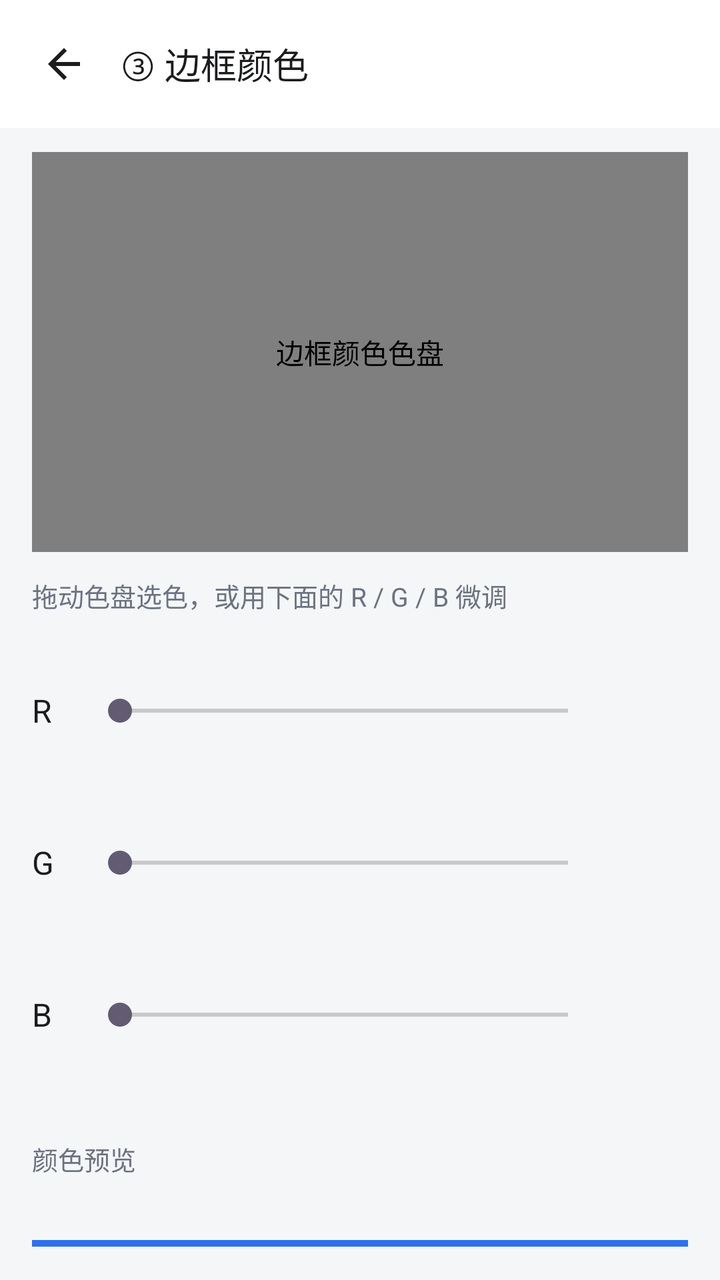
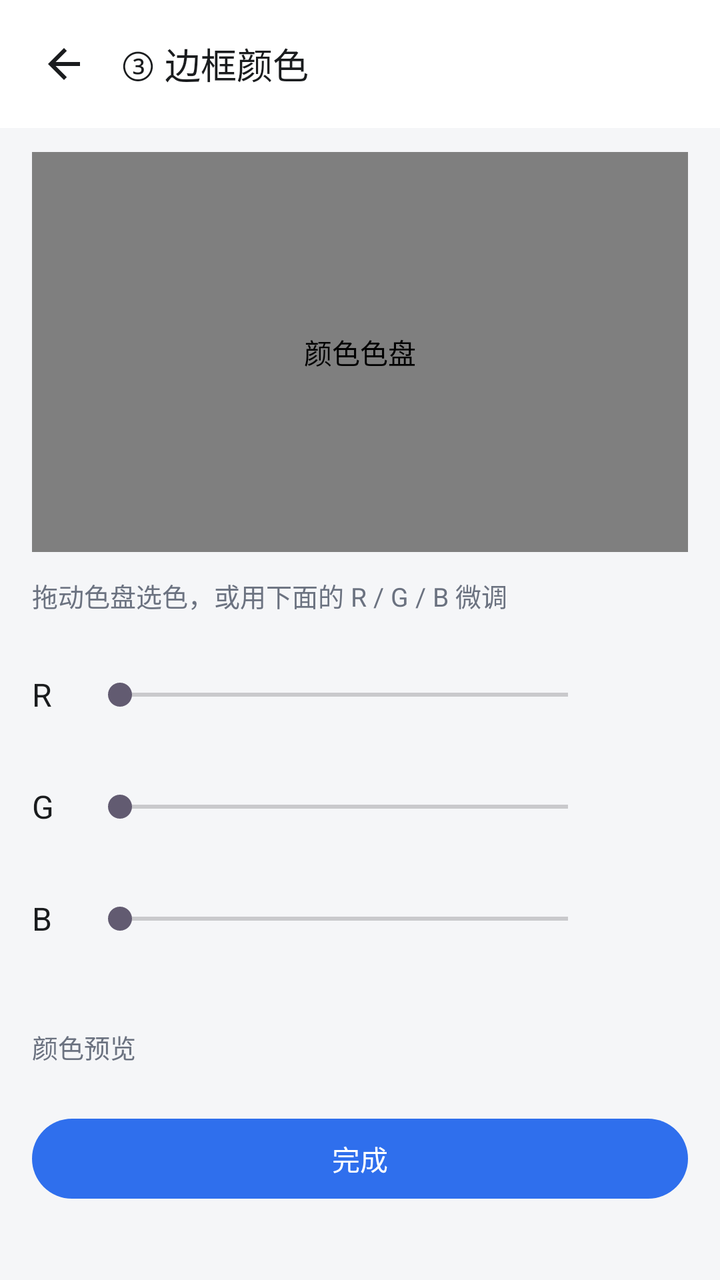

Compare the two renders of this Android layout. The source of the first and the diff that turns it into the second are given below.
<!-- AndroidManifest.xml: application theme Theme.LightShadowArtPhone -->
<!-- res/layout/activity_frame_color.xml -->
<?xml version="1.0" encoding="utf-8"?>
<LinearLayout xmlns:android="http://schemas.android.com/apk/res/android"
    android:layout_width="match_parent"
    android:layout_height="match_parent"
    android:background="@color/surface"
    android:orientation="vertical">

    
    <LinearLayout
        android:layout_width="match_parent"
        android:layout_height="wrap_content"
        android:background="@color/card"
        android:gravity="center_vertical"
        android:orientation="horizontal"
        android:paddingStart="12dp"
        android:paddingTop="12dp"
        android:paddingEnd="16dp"
        android:paddingBottom="12dp">

        <ImageButton
            android:id="@+id/btn_color_back"
            android:layout_width="40dp"
            android:layout_height="40dp"
            android:background="?attr/selectableItemBackgroundBorderless"
            android:contentDescription="@string/action_back"
            android:padding="8dp"
            android:scaleType="centerInside"
            android:src="@drawable/ic_arrow_back" />

        <TextView
            style="@style/Text.PageTitle"
            android:layout_width="wrap_content"
            android:layout_height="wrap_content"
            android:layout_marginStart="8dp"
            android:text="@string/add_frame_color" />
    </LinearLayout>

    <LinearLayout
        android:layout_width="match_parent"
        android:layout_height="match_parent"
        android:orientation="vertical"
        android:paddingStart="16dp"
        android:paddingTop="12dp"
        android:paddingEnd="16dp"
        android:paddingBottom="16dp">

        
        <com.ShowSeen.lightshadowart.mobile.ColorWheelView
            android:id="@+id/view_color_wheel"
            android:layout_width="match_parent"
            android:layout_height="200dp"
            android:contentDescription="@string/add_frame_wheel" />

        <TextView
            style="@style/Text.Hint"
            android:layout_width="match_parent"
            android:layout_height="wrap_content"
            android:layout_marginTop="12dp"
            android:text="@string/add_frame_color_hint" />

        
        <LinearLayout
            android:layout_width="match_parent"
            android:layout_height="wrap_content"
            android:layout_marginTop="20dp"
            android:gravity="center_vertical"
            android:minHeight="56dp"
            android:orientation="horizontal">

            <TextView
                style="@style/Text.RowTitle"
                android:layout_width="28dp"
                android:layout_height="wrap_content"
                android:text="@string/color_channel_r" />

            <SeekBar
                android:id="@+id/seek_color_r"
                android:layout_width="0dp"
                android:layout_height="wrap_content"
                android:layout_weight="1"
                android:max="255" android:minHeight="48dp" />

            <TextView
                android:id="@+id/tv_color_r"
                style="@style/Text.RowValue"
                android:layout_width="44dp"
                android:layout_height="wrap_content"
                android:gravity="end" />
        </LinearLayout>

        
        <LinearLayout
            android:layout_width="match_parent"
            android:layout_height="wrap_content"
            android:layout_marginTop="20dp"
            android:gravity="center_vertical"
            android:minHeight="56dp"
            android:orientation="horizontal">

            <TextView
                style="@style/Text.RowTitle"
                android:layout_width="28dp"
                android:layout_height="wrap_content"
                android:text="@string/color_channel_g" />

            <SeekBar
                android:id="@+id/seek_color_g"
                android:layout_width="0dp"
                android:layout_height="wrap_content"
                android:layout_weight="1"
                android:max="255" android:minHeight="48dp" />

            <TextView
                android:id="@+id/tv_color_g"
                style="@style/Text.RowValue"
                android:layout_width="44dp"
                android:layout_height="wrap_content"
                android:gravity="end" />
        </LinearLayout>

        
        <LinearLayout
            android:layout_width="match_parent"
            android:layout_height="wrap_content"
            android:layout_marginTop="20dp"
            android:gravity="center_vertical"
            android:minHeight="56dp"
            android:orientation="horizontal">

            <TextView
                style="@style/Text.RowTitle"
                android:layout_width="28dp"
                android:layout_height="wrap_content"
                android:text="@string/color_channel_b" />

            <SeekBar
                android:id="@+id/seek_color_b"
                android:layout_width="0dp"
                android:layout_height="wrap_content"
                android:layout_weight="1"
                android:max="255" android:minHeight="48dp" />

            <TextView
                android:id="@+id/tv_color_b"
                style="@style/Text.RowValue"
                android:layout_width="44dp"
                android:layout_height="wrap_content"
                android:gravity="end" />
        </LinearLayout>

        
        <LinearLayout
            android:layout_width="match_parent"
            android:layout_height="wrap_content"
            android:layout_marginTop="24dp"
            android:gravity="center_vertical"
            android:orientation="horizontal">

            <TextView
                style="@style/Text.Hint"
                android:layout_width="0dp"
                android:layout_height="wrap_content"
                android:layout_weight="1"
                android:text="@string/add_frame_preview" />

            <View
                android:id="@+id/view_color_preview"
                android:layout_width="72dp"
                android:layout_height="40dp" />
        </LinearLayout>

        
        <com.google.android.material.button.MaterialButton
            android:id="@+id/btn_color_done"
            android:layout_width="match_parent"
            android:layout_height="wrap_content"
            android:layout_marginTop="20dp"
            android:minHeight="48dp"
            android:text="@string/add_frame_color_done" />
    </LinearLayout>
</LinearLayout>
<!-- resources referenced by this layout -->
<resources>
  <color name="card">#FFFFFF</color>
  <color name="surface">#F5F6F8</color>
  <!-- drawable ic_arrow_back (drawable) -->
  <?xml version="1.0" encoding="utf-8"?>
  <vector xmlns:android="http://schemas.android.com/apk/res/android"
      android:width="24dp"
      android:height="24dp"
      android:viewportWidth="24"
      android:viewportHeight="24">
      <path
          android:fillColor="@color/text_primary"
          android:pathData="M20,11H7.83l5.59,-5.59L12,4l-8,8 8,8 1.41,-1.41L7.83,13H20v-2z" />
  </vector>
  <string name="action_back">返回</string>
  <string name="add_frame_color">③ 边框颜色</string>
  <string name="add_frame_color_done">完成</string>
  <string name="add_frame_color_hint">拖动色盘选色，或用下面的 R / G / B 微调</string>
  <string name="add_frame_preview">颜色预览</string>
  <string name="add_frame_wheel">边框颜色色盘</string>
  <string name="color_channel_b">B</string>
  <string name="color_channel_g">G</string>
  <string name="color_channel_r">R</string>
  <style name="Text.Hint" parent="">
          <item name="android:textColor">@color/text_secondary</item>
          <item name="android:textSize">13sp</item>
      </style>
  <style name="Text.PageTitle" parent="">
          <item name="android:textColor">@color/text_primary</item>
          <item name="android:textSize">18sp</item>
          <item name="android:textStyle">normal</item>
      </style>
  <style name="Text.RowTitle" parent="">
          <item name="android:textColor">@color/text_primary</item>
          <item name="android:textSize">16sp</item>
      </style>
  <style name="Text.RowValue" parent="">
          <item name="android:textColor">@color/text_secondary</item>
          <item name="android:textSize">15sp</item>
      </style>
  <style name="Theme.LightShadowArtPhone" parent="Theme.Material3.Light.NoActionBar">
          <item name="colorPrimary">@color/primary</item>
          <item name="colorOnPrimary">#FFFFFF</item>
          <item name="android:colorBackground">@color/surface</item>
          <item name="android:statusBarColor">@color/card</item>
      </style>
  <color name="text_primary">#1A1C1E</color>
  <color name="text_secondary">#6B7280</color>
  <color name="primary">#2F6FED</color>
</resources>

<!-- the commit's change to res/layout/activity_frame_color.xml (unified diff, before → after) -->
@@ -28,6 +28,7 @@
             android:src="@drawable/ic_arrow_back" />
 
         <TextView
+            android:id="@+id/tv_color_title"
             style="@style/Text.PageTitle"
             android:layout_width="wrap_content"
             android:layout_height="wrap_content"
@@ -62,7 +63,7 @@
         <LinearLayout
             android:layout_width="match_parent"
             android:layout_height="wrap_content"
-            android:layout_marginTop="20dp"
+            android:layout_marginTop="12dp"
             android:gravity="center_vertical"
             android:minHeight="56dp"
             android:orientation="horizontal">
@@ -76,9 +77,10 @@
             <SeekBar
                 android:id="@+id/seek_color_r"
                 android:layout_width="0dp"
-                android:layout_height="wrap_content"
+                android:layout_height="48dp"
                 android:layout_weight="1"
-                android:max="255" android:minHeight="48dp" />
+                android:max="255"
+                android:minHeight="48dp" />
 
             <TextView
                 android:id="@+id/tv_color_r"
@@ -92,7 +94,6 @@
         <LinearLayout
             android:layout_width="match_parent"
             android:layout_height="wrap_content"
-            android:layout_marginTop="20dp"
             android:gravity="center_vertical"
             android:minHeight="56dp"
             android:orientation="horizontal">
@@ -106,9 +107,10 @@
             <SeekBar
                 android:id="@+id/seek_color_g"
                 android:layout_width="0dp"
-                android:layout_height="wrap_content"
+                android:layout_height="48dp"
                 android:layout_weight="1"
-                android:max="255" android:minHeight="48dp" />
+                android:max="255"
+                android:minHeight="48dp" />
 
             <TextView
                 android:id="@+id/tv_color_g"
@@ -122,7 +124,6 @@
         <LinearLayout
             android:layout_width="match_parent"
             android:layout_height="wrap_content"
-            android:layout_marginTop="20dp"
             android:gravity="center_vertical"
             android:minHeight="56dp"
             android:orientation="horizontal">
@@ -136,9 +137,10 @@
             <SeekBar
                 android:id="@+id/seek_color_b"
                 android:layout_width="0dp"
-                android:layout_height="wrap_content"
+                android:layout_height="48dp"
                 android:layout_weight="1"
-                android:max="255" android:minHeight="48dp" />
+                android:max="255"
+                android:minHeight="48dp" />
 
             <TextView
                 android:id="@+id/tv_color_b"
@@ -152,7 +154,7 @@
         <LinearLayout
             android:layout_width="match_parent"
             android:layout_height="wrap_content"
-            android:layout_marginTop="24dp"
+            android:layout_marginTop="16dp"
             android:gravity="center_vertical"
             android:orientation="horizontal">
 
@@ -174,7 +176,7 @@
             android:id="@+id/btn_color_done"
             android:layout_width="match_parent"
             android:layout_height="wrap_content"
-            android:layout_marginTop="20dp"
+            android:layout_marginTop="12dp"
             android:minHeight="48dp"
             android:text="@string/add_frame_color_done" />
     </LinearLayout>
<!-- resource entries referenced after the edit -->
@@ -18,7 +18,7 @@
   <string name="add_frame_color_done">完成</string>
   <string name="add_frame_color_hint">拖动色盘选色，或用下面的 R / G / B 微调</string>
   <string name="add_frame_preview">颜色预览</string>
-  <string name="add_frame_wheel">边框颜色色盘</string>
+  <string name="add_frame_wheel">颜色色盘</string>
   <string name="color_channel_b">B</string>
   <string name="color_channel_g">G</string>
   <string name="color_channel_r">R</string>
